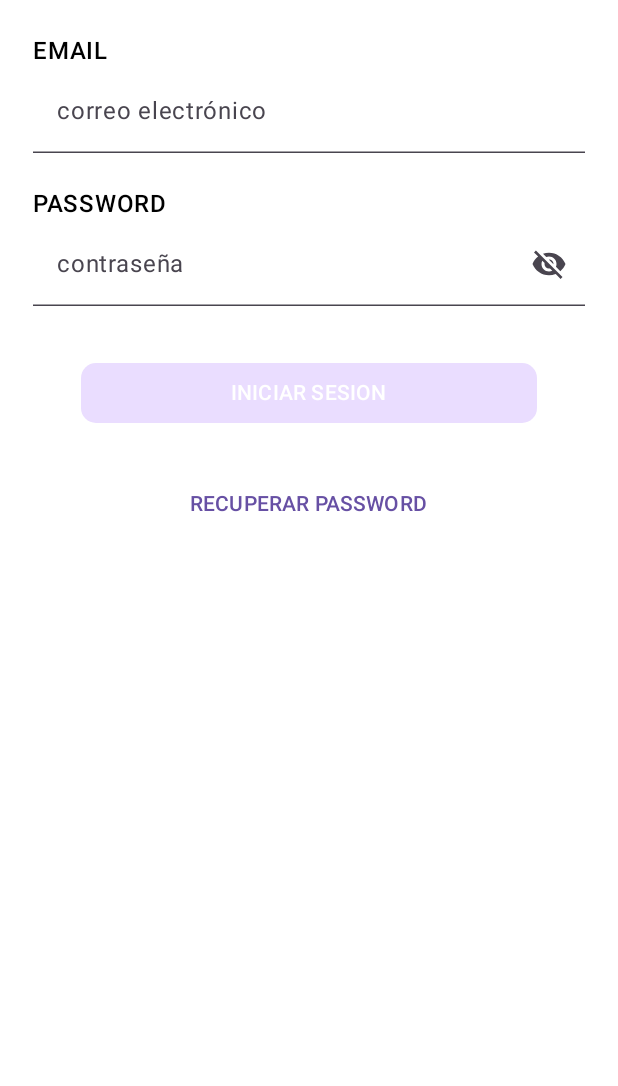
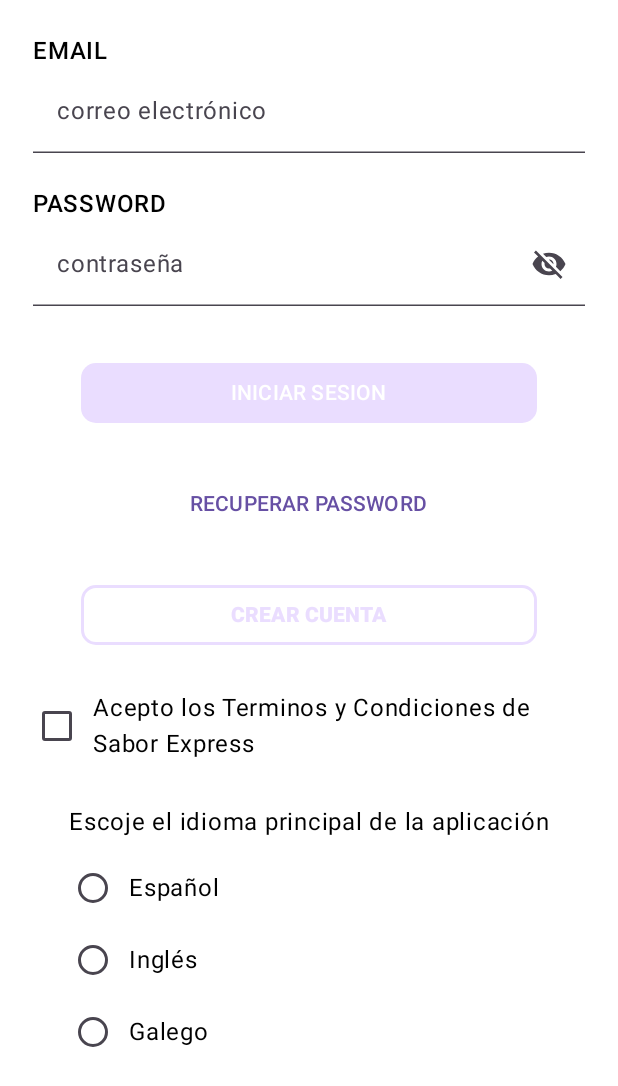
Before and after one commit to Davpen79/SaborExpress, an Android app built with Jetpack Compose: the @Preview function PantallaRegistroPreview, on a phone screen of 412 x 824 dp. Shown: the top 1086 px of the screen. Run offline under Robolectric (Android 15) with nearby library versions, the phone set to English and light mode, and no system bars.

Commit message:
feat:Añadidos botones secundario, checkbox y radiobutton a la PantallaRegistro

```diff
--- a/app/src/main/java/com/davpen79/saborexpress/ui/component/BotonPrincipal.kt
+++ b/app/src/main/java/com/davpen79/saborexpress/ui/component/BotonPrincipal.kt
@@ -67,7 +67,7 @@ fun BotonPrincipal(
                 Spacer(modifier = Modifier.width(ButtonDefaults.IconSpacing))
             }
 
-            Text(text = data.texto)
+            Text(text = data.texto, modifier = Modifier)
         }
     }
 
--- a/app/src/main/java/com/davpen79/saborexpress/ui/page/PantallaRegistro.kt
+++ b/app/src/main/java/com/davpen79/saborexpress/ui/page/PantallaRegistro.kt
@@ -1,19 +1,26 @@
 package com.davpen79.saborexpress.ui.page
 
+import androidx.compose.foundation.BorderStroke
 import androidx.compose.foundation.background
+import androidx.compose.foundation.border
 import androidx.compose.foundation.layout.Arrangement
 import androidx.compose.foundation.layout.Box
 import androidx.compose.foundation.layout.Column
+import androidx.compose.foundation.layout.Row
 import androidx.compose.foundation.layout.fillMaxSize
 import androidx.compose.foundation.layout.fillMaxWidth
 import androidx.compose.foundation.layout.height
 import androidx.compose.foundation.layout.padding
+import androidx.compose.foundation.shape.RoundedCornerShape
 import androidx.compose.material.icons.Icons
 import androidx.compose.material.icons.filled.Visibility
 import androidx.compose.material.icons.filled.VisibilityOff
+import androidx.compose.material3.Checkbox
 import androidx.compose.material3.Icon
 import androidx.compose.material3.IconButton
 import androidx.compose.material3.MaterialTheme
+import androidx.compose.material3.OutlinedButton
+import androidx.compose.material3.RadioButton
 import androidx.compose.material3.Text
 import androidx.compose.material3.TextButton
 import androidx.compose.material3.TextField
@@ -25,6 +32,8 @@ import androidx.compose.runtime.remember
 import androidx.compose.runtime.setValue
 import androidx.compose.ui.Alignment
 import androidx.compose.ui.Modifier
+import androidx.compose.ui.draw.clip
+import androidx.compose.ui.graphics.Color
 import androidx.compose.ui.res.stringResource
 import androidx.compose.ui.text.font.FontWeight
 import androidx.compose.ui.text.input.PasswordVisualTransformation
@@ -166,6 +175,72 @@ fun PantallaRegistro(
             Text(text = stringResource(R.string.recuperarpass))
         }
 
+        OutlinedButton(
+            onClick = data.onBotonSecundario,
+            shape = RoundedCornerShape(10.dp),
+            border = BorderStroke(width = 2.dp, color = MaterialTheme.colorScheme.primaryContainer),
+            modifier = Modifier.fillMaxWidth()
+                        .padding(40.dp,20.dp)
+        ) {
+            Text(
+                text = stringResource(R.string.crearcuenta),
+                color = MaterialTheme.colorScheme.primaryContainer,
+                fontWeight = FontWeight.ExtraBold,
+            )
+        }
+
+        var checked by remember { mutableStateOf(false) }
+
+        Row() {
+            Checkbox(checked = checked, onCheckedChange = {checked = it})
+            Text(
+                text = stringResource(R.string.terms)
+            )
+        }
+
+        var idioma by remember { mutableStateOf("") }
+
+        Column(
+            modifier = Modifier.padding(8.dp,14.dp)
+        ) {
+
+            Text(
+                text = stringResource(R.string.escogeridioma),
+                modifier = Modifier.padding(8.dp)
+            )
+
+            Row(
+                verticalAlignment = Alignment.CenterVertically
+            ) {
+                RadioButton(
+                    selected = idioma == "Español",
+                    onClick = { idioma = "Español" }
+                )
+                Text("Español")
+            }
+
+            Row(
+                verticalAlignment = Alignment.CenterVertically
+            ) {
+                RadioButton(
+                    selected = idioma == "Inglés",
+                    onClick = { idioma = "Inglés" }
+                )
+                Text("Inglés")
+            }
+
+            Row(
+                verticalAlignment = Alignment.CenterVertically
+            ) {
+                RadioButton(
+                    selected = idioma == "Galego",
+                    onClick = { idioma = "Galego" }
+                )
+                Text("Galego")
+            }
+        }
+
+
     }
 
 }
--- a/app/src/main/res/values/strings.xml
+++ b/app/src/main/res/values/strings.xml
@@ -21,4 +21,7 @@
     <string name="placeholderpassword">contraseña</string>
     <string name="iniciarsesion">INICIAR SESION</string>
     <string name="recuperarpass">RECUPERAR PASSWORD</string>
+    <string name="crearcuenta">CREAR CUENTA</string>
+    <string name="terms">Acepto los Terminos y Condiciones de Sabor Express</string>
+    <string name="escogeridioma">Escoje el idioma principal de la aplicación</string>
 </resources>
```
